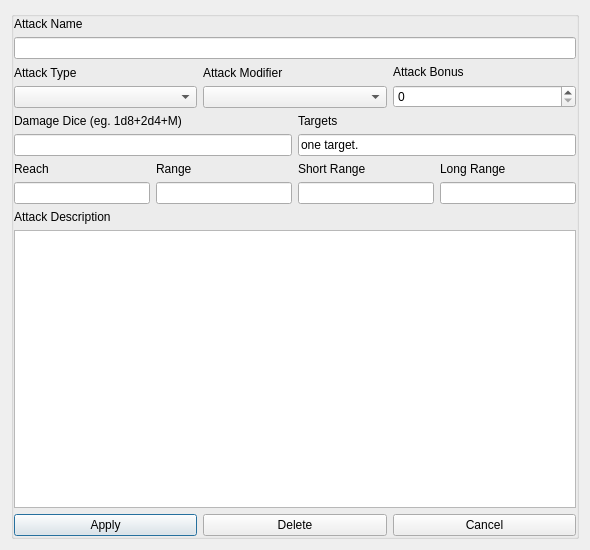
Old version of the form qtdesignfiles/attack_dialogue_window.ui in the repository ryanmalley101/5eAutomation.
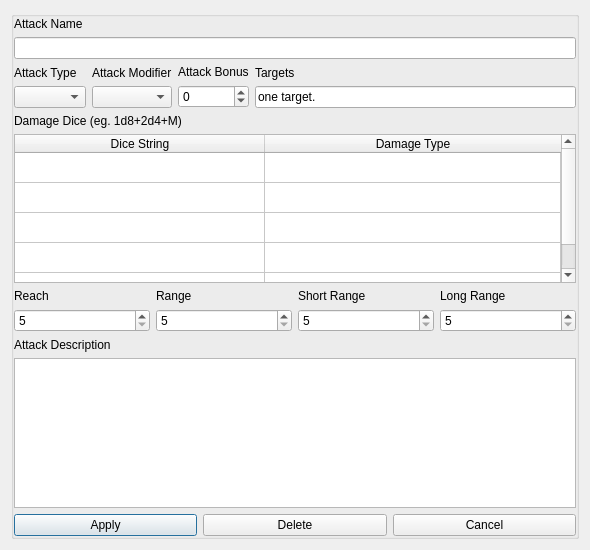
New version of the form.

Commit message: Attack dialogue is more or less built, but getting some strange module not found errors.

Diff of the .ui file:
```diff
--- a/qtdesignfiles/attack_dialogue_window.ui
+++ b/qtdesignfiles/attack_dialogue_window.ui
@@ -88,26 +88,12 @@
              </widget>
             </item>
             <item>
-             <widget class="QSpinBox" name="attack_bonus_spinbox"/>
-            </item>
-           </layout>
-          </item>
-         </layout>
-        </item>
-        <item>
-         <layout class="QHBoxLayout" name="horizontalLayout_2">
-          <item>
-           <layout class="QVBoxLayout" name="verticalLayout_5">
-            <item>
-             <widget class="QLabel" name="damage_dice_label">
-              <property name="text">
-               <string>Damage Dice (eg. 1d8+2d4+M)</string>
+             <widget class="QSpinBox" name="attack_bonus_spinbox">
+              <property name="minimum">
+               <number>-99</number>
               </property>
              </widget>
             </item>
-            <item>
-             <widget class="QLineEdit" name="damage_dice_edit"/>
-            </item>
            </layout>
           </item>
           <item>
@@ -130,6 +116,94 @@
           </item>
          </layout>
         </item>
+        <item>
+         <layout class="QHBoxLayout" name="horizontalLayout_2">
+          <item>
+           <layout class="QVBoxLayout" name="verticalLayout_5">
+            <item>
+             <widget class="QLabel" name="damage_dice_label">
+              <property name="text">
+               <string>Damage Dice (eg. 1d8+2d4+M)</string>
+              </property>
+             </widget>
+            </item>
+            <item>
+             <widget class="QTableWidget" name="damage_tablewidget">
+              <property name="gridStyle">
+               <enum>Qt::SolidLine</enum>
+              </property>
+              <property name="cornerButtonEnabled">
+               <bool>false</bool>
+              </property>
+              <attribute name="horizontalHeaderVisible">
+               <bool>true</bool>
+              </attribute>
+              <attribute name="horizontalHeaderDefaultSectionSize">
+               <number>250</number>
+              </attribute>
+              <attribute name="horizontalHeaderHighlightSections">
+               <bool>true</bool>
+              </attribute>
+              <attribute name="horizontalHeaderStretchLastSection">
+               <bool>true</bool>
+              </attribute>
+              <attribute name="verticalHeaderVisible">
+               <bool>false</bool>
+              </attribute>
+              <attribute name="verticalHeaderMinimumSectionSize">
+               <number>15</number>
+              </attribute>
+              <row>
+               <property name="text">
+                <string>Damage 1</string>
+               </property>
+              </row>
+              <row>
+               <property name="text">
+                <string>Damage 2</string>
+               </property>
+              </row>
+              <row>
+               <property name="text">
+                <string>Damage 3</string>
+               </property>
+              </row>
+              <row>
+               <property name="text">
+                <string>Damage 4</string>
+               </property>
+              </row>
+              <row>
+               <property name="text">
+                <string>Damage 5</string>
+               </property>
+              </row>
+              <column>
+               <property name="text">
+                <string>Dice String</string>
+               </property>
+              </column>
+              <column>
+               <property name="text">
+                <string>Damage Type</string>
+               </property>
+              </column>
+              <item row="0" column="0">
+               <property name="text">
+                <string/>
+               </property>
+              </item>
+              <item row="0" column="1">
+               <property name="text">
+                <string/>
+               </property>
+              </item>
+             </widget>
+            </item>
+           </layout>
+          </item>
+         </layout>
+        </item>
         <item>
          <layout class="QHBoxLayout" name="horizontalLayout">
           <item>
@@ -142,9 +216,15 @@
              </widget>
             </item>
             <item>
-             <widget class="QLineEdit" name="reach_edit">
-              <property name="text">
-               <string/>
+             <widget class="QSpinBox" name="reach_spinbox">
+              <property name="minimum">
+               <number>5</number>
+              </property>
+              <property name="maximum">
+               <number>10000</number>
+              </property>
+              <property name="singleStep">
+               <number>5</number>
               </property>
              </widget>
             </item>
@@ -160,9 +240,15 @@
              </widget>
             </item>
             <item>
-             <widget class="QLineEdit" name="range_edit_2">
-              <property name="text">
-               <string/>
+             <widget class="QSpinBox" name="range_spinbox">
+              <property name="minimum">
+               <number>5</number>
+              </property>
+              <property name="maximum">
+               <number>10000</number>
+              </property>
+              <property name="singleStep">
+               <number>5</number>
               </property>
              </widget>
             </item>
@@ -178,9 +264,15 @@
              </widget>
             </item>
             <item>
-             <widget class="QLineEdit" name="short_range_edit">
-              <property name="text">
-               <string/>
+             <widget class="QSpinBox" name="short_range_spinbox">
+              <property name="minimum">
+               <number>5</number>
+              </property>
+              <property name="maximum">
+               <number>10000</number>
+              </property>
+              <property name="singleStep">
+               <number>5</number>
               </property>
              </widget>
             </item>
@@ -196,9 +288,15 @@
              </widget>
             </item>
             <item>
-             <widget class="QLineEdit" name="long_range_edit">
-              <property name="text">
-               <string/>
+             <widget class="QSpinBox" name="long_range_spinbox">
+              <property name="minimum">
+               <number>5</number>
+              </property>
+              <property name="maximum">
+               <number>10000</number>
+              </property>
+              <property name="singleStep">
+               <number>5</number>
               </property>
              </widget>
             </item>
```
The commit also changes 2 other files.
